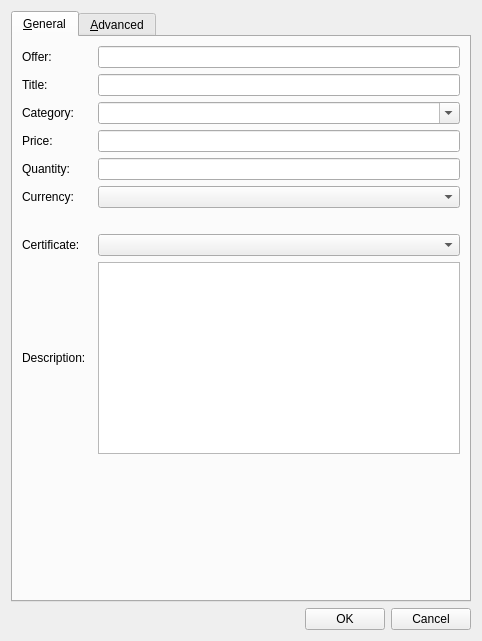
The window that src/qt/forms/editofferdialog.ui (sschepis/syscoin2) describes before a commit, drawn with Qt 5.
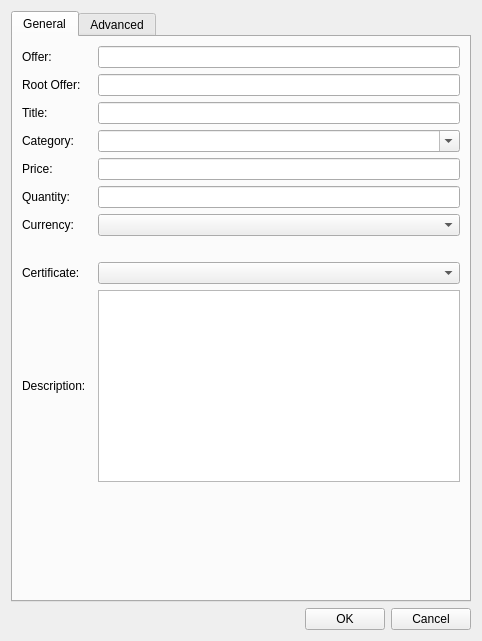
The same window after the commit.

Commit message: remove descrepency, add ability to edit commission

```diff
--- a/src/qt/forms/editofferdialog.ui
+++ b/src/qt/forms/editofferdialog.ui
@@ -21,7 +21,7 @@
      </property>
      <widget class="QWidget" name="tab_general">
       <attribute name="title">
-       <string>&amp;General</string>
+       <string>General</string>
       </attribute>
       <layout class="QGridLayout" name="gridLayout" columnstretch="0,0">
        <property name="horizontalSpacing">
@@ -34,31 +34,31 @@
          </property>
         </widget>
        </item>
-       <item row="1" column="1">
+       <item row="2" column="1">
         <widget class="QLineEdit" name="nameEdit"/>
        </item>
-       <item row="1" column="0">
+       <item row="2" column="0">
         <widget class="QLabel" name="label_6">
          <property name="text">
           <string>Title:</string>
          </property>
         </widget>
        </item>
-       <item row="2" column="0">
+       <item row="3" column="0">
         <widget class="QLabel" name="categoryLabel">
          <property name="text">
           <string>Category:</string>
          </property>
         </widget>
        </item>
-       <item row="2" column="1">
+       <item row="3" column="1">
         <widget class="QComboBox" name="categoryEdit">
          <property name="editable">
           <bool>true</bool>
          </property>
         </widget>
        </item>
-       <item row="3" column="0">
+       <item row="4" column="0">
         <widget class="QLabel" name="priceLabel">
          <property name="text">
           <string>Price:</string>
@@ -68,23 +68,23 @@
        <item row="0" column="1">
         <widget class="QLineEdit" name="offerEdit"/>
        </item>
-       <item row="3" column="1">
+       <item row="4" column="1">
         <widget class="QLineEdit" name="priceEdit"/>
        </item>
-       <item row="4" column="0">
+       <item row="5" column="0">
         <widget class="QLabel" name="qtyLabel">
          <property name="text">
           <string>Quantity:</string>
          </property>
         </widget>
        </item>
-       <item row="4" column="1">
+       <item row="5" column="1">
         <widget class="QLineEdit" name="qtyEdit"/>
        </item>
-       <item row="8" column="1">
+       <item row="9" column="1">
         <widget class="QPlainTextEdit" name="descriptionEdit"/>
        </item>
-       <item row="9" column="1">
+       <item row="10" column="1">
         <spacer name="verticalSpacer">
          <property name="orientation">
           <enum>Qt::Vertical</enum>
@@ -97,21 +97,21 @@
          </property>
         </spacer>
        </item>
-       <item row="8" column="0">
+       <item row="9" column="0">
         <widget class="QLabel" name="label_7">
          <property name="text">
           <string>Description:</string>
          </property>
         </widget>
        </item>
-       <item row="5" column="0">
+       <item row="6" column="0">
         <widget class="QLabel" name="currencyLabel">
          <property name="text">
           <string>Currency:</string>
          </property>
         </widget>
        </item>
-       <item row="6" column="1">
+       <item row="7" column="1">
         <widget class="QLabel" name="currencyDisclaimer">
          <property name="text">
           <string/>
@@ -121,24 +121,34 @@
          </property>
         </widget>
        </item>
-       <item row="5" column="1">
-        <widget class="QComboBox" name="currencyEdit"/>
-       </item>
-       <item row="7" column="1">
+       <item row="8" column="1">
         <widget class="QComboBox" name="certEdit"/>
        </item>
-       <item row="7" column="0">
+       <item row="8" column="0">
         <widget class="QLabel" name="certLabel">
          <property name="text">
           <string>Certificate:</string>
          </property>
         </widget>
        </item>
+       <item row="6" column="1">
+        <widget class="QComboBox" name="currencyEdit"/>
+       </item>
+       <item row="1" column="0">
+        <widget class="QLabel" name="rootOfferLabel">
+         <property name="text">
+          <string>Root Offer:</string>
+         </property>
+        </widget>
+       </item>
+       <item row="1" column="1">
+        <widget class="QLineEdit" name="rootOfferEdit"/>
+       </item>
       </layout>
      </widget>
      <widget class="QWidget" name="tab_advanced">
       <attribute name="title">
-       <string>&amp;Advanced</string>
+       <string>Advanced</string>
       </attribute>
       <layout class="QFormLayout" name="formLayout_2">
        <property name="fieldGrowthPolicy">
```
Left out of the diff: 12 changed lines with no effect on the pictures. The commit also changes 4 other files.
